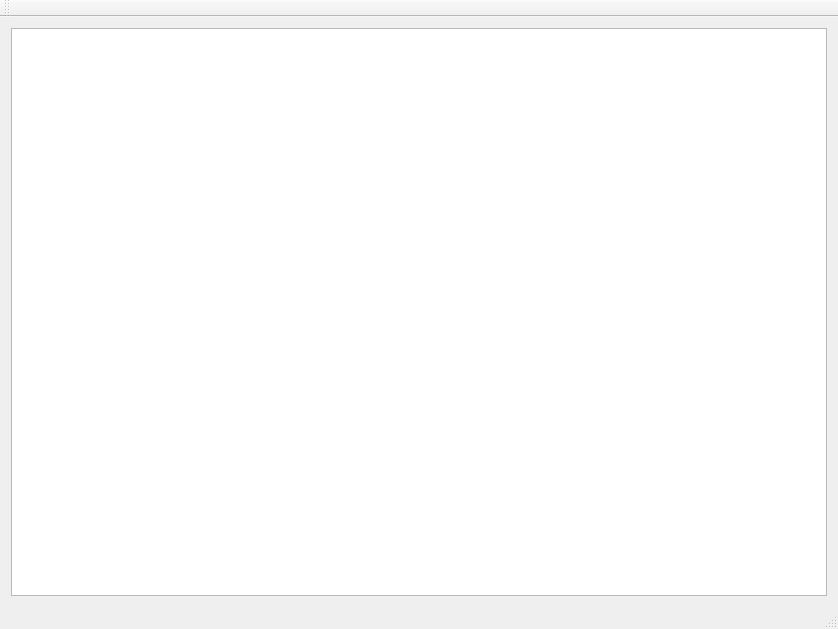
alu0100585704/IA, file P1/gui/src/Forms/mainwindow.ui: the form before one commit.
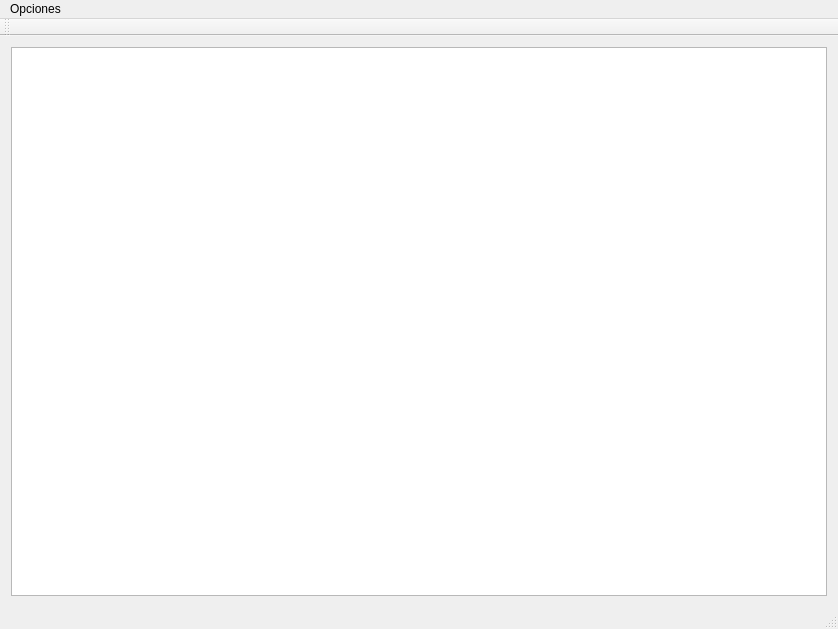
The form after the commit.

The edit to the form file:
```diff
--- a/P1/gui/src/Forms/mainwindow.ui
+++ b/P1/gui/src/Forms/mainwindow.ui
@@ -29,6 +29,12 @@
      <height>21</height>
     </rect>
    </property>
+   <widget class="QMenu" name="menuOpciones">
+    <property name="title">
+     <string>Opciones</string>
+    </property>
+   </widget>
+   <addaction name="menuOpciones"/>
   </widget>
   <widget class="QToolBar" name="mainToolBar">
    <attribute name="toolBarArea">
```
